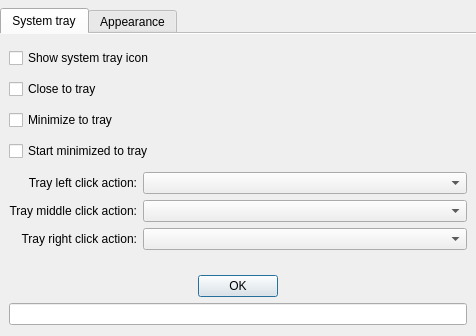
Above: src/dialogs/PreferencesDialog.ui from d1vanov/quentier before the change. Below: the same form after it.
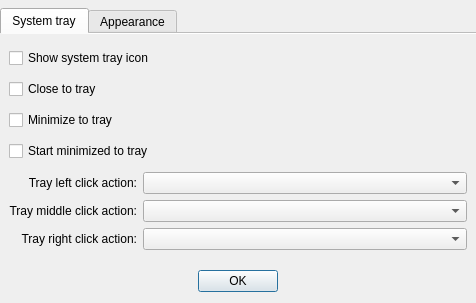
That is the form after the change. The open tabs and pages were chosen to show the change.

Commit message: Isue #95: replace QPointer to AccountManager with a reference to AccountManager in PreferencesDialog + remove the no longer needed parts from PreferencesDialog

```diff
--- a/src/dialogs/PreferencesDialog.ui
+++ b/src/dialogs/PreferencesDialog.ui
@@ -7,7 +7,7 @@
     <x>0</x>
     <y>0</y>
     <width>476</width>
-    <height>336</height>
+    <height>303</height>
    </rect>
   </property>
   <property name="windowTitle">
@@ -274,49 +274,6 @@
      </item>
     </layout>
    </item>
-   <item>
-    <layout class="QHBoxLayout" name="statusTextHorizontalLayout">
-     <item>
-      <spacer name="statusTextLeftSpacer">
-       <property name="orientation">
-        <enum>Qt::Horizontal</enum>
-       </property>
-       <property name="sizeType">
-        <enum>QSizePolicy::Fixed</enum>
-       </property>
-       <property name="sizeHint" stdset="0">
-        <size>
-         <width>9</width>
-         <height>20</height>
-        </size>
-       </property>
-      </spacer>
-     </item>
-     <item>
-      <widget class="QLineEdit" name="statusTextLineEdit">
-       <property name="readOnly">
-        <bool>true</bool>
-       </property>
-      </widget>
-     </item>
-     <item>
-      <spacer name="statusTextRightSpacer">
-       <property name="orientation">
-        <enum>Qt::Horizontal</enum>
-       </property>
-       <property name="sizeType">
-        <enum>QSizePolicy::Fixed</enum>
-       </property>
-       <property name="sizeHint" stdset="0">
-        <size>
-         <width>9</width>
-         <height>20</height>
-        </size>
-       </property>
-      </spacer>
-     </item>
-    </layout>
-   </item>
   </layout>
  </widget>
  <resources/>
```
Left out of the diff: 2 changed lines with no effect on the pictures. The commit also changes 2 other files.
